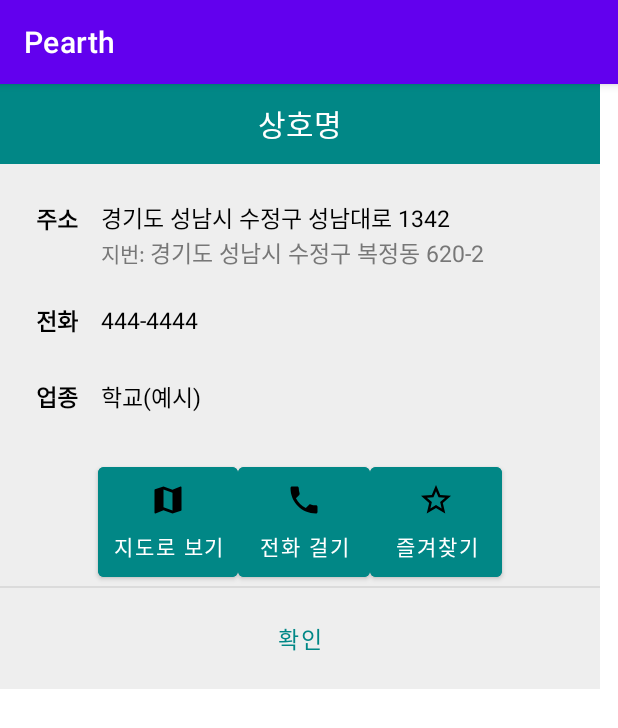
After one commit to ssoyeong/MobileProgramming, an Android app: the PopUpActivity screen opened directly, with no data from a screen before it, on a phone screen of 412 x 824 dp. The commit adds this screen. Shown: the top 728 px of the screen. Run offline under Robolectric (Android 15) with nearby library versions, the phone set to English and light mode, and no system bars.

Commit message:
Add activity_popup, fragment_listview, fragment_favorite xml files in map category.

```diff
--- a/app/build.gradle
+++ b/app/build.gradle
@@ -34,6 +34,7 @@ dependencies {
     implementation 'com.google.android.material:material:1.3.0'
     implementation 'androidx.constraintlayout:constraintlayout:2.0.4'
     implementation 'com.google.firebase:firebase-database:19.2.1'
+    implementation 'androidx.legacy:legacy-support-v4:1.0.0'
     testImplementation 'junit:junit:4.+'
     androidTestImplementation 'androidx.test.ext:junit:1.1.2'
     androidTestImplementation 'androidx.test.espresso:espresso-core:3.3.0'
--- a/app/src/main/AndroidManifest.xml
+++ b/app/src/main/AndroidManifest.xml
@@ -11,7 +11,8 @@
         android:roundIcon="@mipmap/ic_launcher_round"
         android:supportsRtl="true"
         android:theme="@style/Theme.Pearth">
-        <activity android:name=".activity_set_location"></activity>
+        <activity android:name=".PopUpActivity"></activity>
+        <activity android:name=".SetLocationActivity" />
         <activity android:name=".MainActivity">
             <intent-filter>
                 <action android:name="android.intent.action.MAIN" />
--- /dev/null
+++ b/app/src/main/java/gachon/mpclass/pearth/FavoriteFragment.java
@@ -0,0 +1,64 @@
+package gachon.mpclass.pearth;
+
+import android.os.Bundle;
+
+import androidx.fragment.app.Fragment;
+
+import android.view.LayoutInflater;
+import android.view.View;
+import android.view.ViewGroup;
+
+/**
+ * A simple {@link Fragment} subclass.
+ * Use the {@link FavoriteFragment#newInstance} factory method to
+ * create an instance of this fragment.
+ */
+public class FavoriteFragment extends Fragment {
+
+    // TODO: Rename parameter arguments, choose names that match
+    // the fragment initialization parameters, e.g. ARG_ITEM_NUMBER
+    private static final String ARG_PARAM1 = "param1";
+    private static final String ARG_PARAM2 = "param2";
+
+    // TODO: Rename and change types of parameters
+    private String mParam1;
+    private String mParam2;
+
+    public FavoriteFragment() {
+        // Required empty public constructor
+    }
+
+    /**
+     * Use this factory method to create a new instance of
+     * this fragment using the provided parameters.
+     *
+     * @param param1 Parameter 1.
+     * @param param2 Parameter 2.
+     * @return A new instance of fragment fragment_listview.
+     */
+    // TODO: Rename and change types and number of parameters
+    public static FavoriteFragment newInstance(String param1, String param2) {
+        FavoriteFragment fragment = new FavoriteFragment();
+        Bundle args = new Bundle();
+        args.putString(ARG_PARAM1, param1);
+        args.putString(ARG_PARAM2, param2);
+        fragment.setArguments(args);
+        return fragment;
+    }
+
+    @Override
+    public void onCreate(Bundle savedInstanceState) {
+        super.onCreate(savedInstanceState);
+        if (getArguments() != null) {
+            mParam1 = getArguments().getString(ARG_PARAM1);
+            mParam2 = getArguments().getString(ARG_PARAM2);
+        }
+    }
+
+    @Override
+    public View onCreateView(LayoutInflater inflater, ViewGroup container,
+                             Bundle savedInstanceState) {
+        // Inflate the layout for this fragment
+        return inflater.inflate(R.layout.fragment_favorite, container, false);
+    }
+}
--- /dev/null
+++ b/app/src/main/java/gachon/mpclass/pearth/ListViewFragment.java
@@ -0,0 +1,64 @@
+package gachon.mpclass.pearth;
+
+import android.os.Bundle;
+
+import androidx.fragment.app.Fragment;
+
+import android.view.LayoutInflater;
+import android.view.View;
+import android.view.ViewGroup;
+
+/**
+ * A simple {@link Fragment} subclass.
+ * Use the {@link ListViewFragment#newInstance} factory method to
+ * create an instance of this fragment.
+ */
+public class ListViewFragment extends Fragment {
+
+    // TODO: Rename parameter arguments, choose names that match
+    // the fragment initialization parameters, e.g. ARG_ITEM_NUMBER
+    private static final String ARG_PARAM1 = "param1";
+    private static final String ARG_PARAM2 = "param2";
+
+    // TODO: Rename and change types of parameters
+    private String mParam1;
+    private String mParam2;
+
+    public ListViewFragment() {
+        // Required empty public constructor
+    }
+
+    /**
+     * Use this factory method to create a new instance of
+     * this fragment using the provided parameters.
+     *
+     * @param param1 Parameter 1.
+     * @param param2 Parameter 2.
+     * @return A new instance of fragment fragment_listview.
+     */
+    // TODO: Rename and change types and number of parameters
+    public static ListViewFragment newInstance(String param1, String param2) {
+        ListViewFragment fragment = new ListViewFragment();
+        Bundle args = new Bundle();
+        args.putString(ARG_PARAM1, param1);
+        args.putString(ARG_PARAM2, param2);
+        fragment.setArguments(args);
+        return fragment;
+    }
+
+    @Override
+    public void onCreate(Bundle savedInstanceState) {
+        super.onCreate(savedInstanceState);
+        if (getArguments() != null) {
+            mParam1 = getArguments().getString(ARG_PARAM1);
+            mParam2 = getArguments().getString(ARG_PARAM2);
+        }
+    }
+
+    @Override
+    public View onCreateView(LayoutInflater inflater, ViewGroup container,
+                             Bundle savedInstanceState) {
+        // Inflate the layout for this fragment
+        return inflater.inflate(R.layout.fragment_listview, container, false);
+    }
+}
--- a/app/src/main/java/gachon/mpclass/pearth/activity_map.java
+++ b/app/src/main/java/gachon/mpclass/pearth/MapActivity.java
@@ -6,7 +6,7 @@ import android.os.Bundle;
 
 import com.google.android.material.bottomnavigation.BottomNavigationView;
 
-public class activity_map extends AppCompatActivity {
+public class MapActivity extends AppCompatActivity {
 
     @Override
     protected void onCreate(Bundle savedInstanceState) {
--- /dev/null
+++ b/app/src/main/java/gachon/mpclass/pearth/PopUpActivity.java
@@ -0,0 +1,14 @@
+package gachon.mpclass.pearth;
+
+import androidx.appcompat.app.AppCompatActivity;
+
+import android.os.Bundle;
+
+public class PopUpActivity extends AppCompatActivity {
+
+    @Override
+    protected void onCreate(Bundle savedInstanceState) {
+        super.onCreate(savedInstanceState);
+        setContentView(R.layout.activity_popup);
+    }
+}
--- a/app/src/main/java/gachon/mpclass/pearth/activity_set_location.java
+++ b/app/src/main/java/gachon/mpclass/pearth/SetLocationActivity.java
@@ -4,7 +4,7 @@ import androidx.appcompat.app.AppCompatActivity;
 
 import android.os.Bundle;
 
-public class activity_set_location extends AppCompatActivity {
+public class SetLocationActivity extends AppCompatActivity {
 
     @Override
     protected void onCreate(Bundle savedInstanceState) {
--- /dev/null
+++ b/app/src/main/res/drawable/ic_call_black_24dp.xml
@@ -0,0 +1,9 @@
+<vector xmlns:android="http://schemas.android.com/apk/res/android"
+        android:width="24dp"
+        android:height="24dp"
+        android:viewportWidth="24.0"
+        android:viewportHeight="24.0">
+    <path
+        android:fillColor="#FF000000"
+        android:pathData="M6.62,10.79c1.44,2.83 3.76,5.14 6.59,6.59l2.2,-2.2c0.27,-0.27 0.67,-0.36 1.02,-0.24 1.12,0.37 2.33,0.57 3.57,0.57 0.55,0 1,0.45 1,1V20c0,0.55 -0.45,1 -1,1 -9.39,0 -17,-7.61 -17,-17 0,-0.55 0.45,-1 1,-1h3.5c0.55,0 1,0.45 1,1 0,1.25 0.2,2.45 0.57,3.57 0.11,0.35 0.03,0.74 -0.25,1.02l-2.2,2.2z"/>
+</vector>
--- /dev/null
+++ b/app/src/main/res/drawable/ic_star_border_black_24dp.xml
@@ -0,0 +1,9 @@
+<vector xmlns:android="http://schemas.android.com/apk/res/android"
+        android:width="24dp"
+        android:height="24dp"
+        android:viewportWidth="24.0"
+        android:viewportHeight="24.0">
+    <path
+        android:fillColor="#FF000000"
+        android:pathData="M22,9.24l-7.19,-0.62L12,2 9.19,8.63 2,9.24l5.46,4.73L5.82,21 12,17.27 18.18,21l-1.63,-7.03L22,9.24zM12,15.4l-3.76,2.27 1,-4.28 -3.32,-2.88 4.38,-0.38L12,6.1l1.71,4.04 4.38,0.38 -3.32,2.88 1,4.28L12,15.4z"/>
+</vector>
--- a/app/src/main/res/layout/activity_map.xml
+++ b/app/src/main/res/layout/activity_map.xml
@@ -11,7 +11,7 @@
         android:layout_width="match_parent"
         android:layout_height="wrap_content"
         android:layout_alignParentTop="true"
-        android:background="@color/teal_200"
+        android:background="@color/teal_700"
         android:minHeight="?attr/actionBarSize"
         app:popupTheme="@style/ThemeOverlay.AppCompat.Light">
 
@@ -22,7 +22,7 @@
             android:layout_gravity="center"
             android:layout_marginLeft="20dp"
             android:layout_weight="1"
-            android:background="@color/teal_700"
+            android:backgroundTint="@color/teal_200"
             android:textColor="#000000"
             android:textSize="20dp" />
 
--- /dev/null
+++ b/app/src/main/res/layout/activity_popup.xml
@@ -0,0 +1,243 @@
+<?xml version="1.0" encoding="utf-8"?>
+<LinearLayout
+    xmlns:android="http://schemas.android.com/apk/res/android"
+    xmlns:app="http://schemas.android.com/apk/res-auto"
+    android:layout_width="400dp"
+    android:layout_height="wrap_content"
+    android:background="#eeeeee"
+    android:orientation="vertical">
+
+    <LinearLayout
+        android:layout_width="match_parent"
+        android:layout_height="wrap_content"
+        android:orientation="horizontal"
+        android:gravity="center"
+        android:background="@color/teal_700">
+
+        <TextView
+            android:id="@+id/store_name"
+            android:layout_width="match_parent"
+            android:layout_height="53dp"
+            android:gravity="center"
+            android:text="상호명"
+            android:textColor="@color/white"
+            android:textSize="20sp" />
+
+    </LinearLayout>
+
+    <LinearLayout
+        android:layout_width="match_parent"
+        android:layout_height="wrap_content"
+        android:orientation="vertical">
+
+        <LinearLayout
+            android:layout_width="match_parent"
+            android:layout_height="wrap_content"
+            android:orientation="horizontal"
+            android:paddingLeft="24dp"
+            android:paddingTop="24dp"
+            android:paddingRight="24dp">
+
+            <LinearLayout
+                android:layout_width="wrap_content"
+                android:layout_height="match_parent"
+                android:orientation="vertical"
+                android:gravity="center_vertical">
+
+                <TextView
+                    android:layout_width="match_parent"
+                    android:layout_height="wrap_content"
+                    android:layout_gravity="center"
+                    android:gravity="center"
+                    android:text="주소"
+                    android:textStyle="bold"
+                    android:textColor="@color/black"
+                    android:textSize="15dp"/>
+
+                <TextView
+                    android:layout_width="match_parent"
+                    android:layout_height="wrap_content"
+                    android:layout_gravity="center"
+                    android:gravity="center"
+                    android:text=""
+                    android:textStyle="bold"
+                    android:textColor="@color/black"
+                    android:textSize="15dp"/>
+
+
+            </LinearLayout>
+
+            <LinearLayout
+                android:layout_width="match_parent"
+                android:layout_height="wrap_content"
+                android:orientation="vertical">
+
+                <TextView
+                    android:id="@+id/store_roadAddr"
+                    android:layout_width="match_parent"
+                    android:layout_height="wrap_content"
+                    android:ellipsize="end"
+                    android:maxLines="1"
+                    android:gravity="center|left"
+                    android:paddingLeft="15dp"
+                    android:text="경기도 성남시 수정구 성남대로 1342"
+                    android:textColor="@color/black"
+                    android:textSize="15sp" />
+                <LinearLayout
+                    android:layout_width="match_parent"
+                    android:layout_height="wrap_content"
+                    android:orientation="horizontal">
+                    <TextView
+                        android:layout_width="wrap_content"
+                        android:layout_height="wrap_content"
+                        android:paddingLeft="15dp"
+                        android:textColor="#777"
+                        android:text="지번: "/>
+                    <TextView
+                        android:id="@+id/store_addr"
+                        android:layout_width="match_parent"
+                        android:layout_height="wrap_content"
+                        android:gravity="left"
+                        android:ellipsize="end"
+                        android:maxLines="1"
+                        android:text="경기도 성남시 수정구 복정동 620-2"
+                        android:textColor="#777"
+                        android:textSize="15sp" />
+                </LinearLayout>
+            </LinearLayout>
+        </LinearLayout>
+
+
+        <LinearLayout
+            android:layout_width="match_parent"
+            android:layout_height="wrap_content"
+            android:orientation="horizontal"
+            android:gravity="center_vertical"
+            android:paddingLeft="24dp"
+            android:paddingTop="24dp"
+            android:paddingRight="24dp">
+
+            <TextView
+                android:layout_width="wrap_content"
+                android:layout_height="match_parent"
+                android:layout_gravity="center"
+                android:layout_marginBottom="3dp"
+                android:gravity="center_vertical"
+                android:text="전화"
+                android:textStyle="bold"
+                android:textColor="@color/black"
+                android:textSize="15dp"/>
+
+            <TextView
+                android:id="@+id/store_tel"
+                android:layout_width="match_parent"
+                android:layout_height="match_parent"
+                android:layout_marginBottom="3dp"
+                android:gravity="center_vertical"
+                android:paddingLeft="15dp"
+                android:text="444-4444"
+                android:textColor="@color/black"
+                android:textSize="15dp" />
+
+        </LinearLayout>
+
+        <LinearLayout
+            android:layout_width="match_parent"
+            android:layout_height="wrap_content"
+            android:orientation="horizontal"
+            android:gravity="center_vertical"
+            android:paddingLeft="24dp"
+            android:paddingTop="24dp"
+            android:paddingRight="24dp">
+
+            <TextView
+
+                android:layout_width="wrap_content"
+                android:layout_height="match_parent"
+                android:layout_gravity="center"
+                android:layout_marginBottom="3dp"
+                android:gravity="center"
+                android:text="업종"
+                android:textStyle="bold"
+                android:textColor="@color/black"
+                android:textSize="15dp"/>
+
+
+            <TextView
+                android:id="@+id/store_type"
+                android:layout_width="match_parent"
+                android:layout_height="match_parent"
+                android:layout_marginBottom="3dp"
+                android:gravity="center|left"
+                android:paddingLeft="15dp"
+                android:text="학교(예시)"
+                android:textColor="@color/black"
+                android:textSize="15dp" />
+
+        </LinearLayout>
+
+        <LinearLayout
+            android:layout_width="match_parent"
+            android:layout_height="wrap_content"
+            android:gravity="center"
+            android:orientation="horizontal"
+            android:paddingTop="24dp">
+
+            <Button
+                android:id="@+id/map_btn"
+                android:layout_width="wrap_content"
+                android:layout_height="match_parent"
+                android:backgroundTint="@color/teal_700"
+                android:drawableTop="@drawable/ic_map_black_24dp"
+                android:padding='10dp'
+                android:layout_gravity="center"
+                android:text="지도로 보기" />
+
+            <Button
+                android:id="@+id/call_btn"
+                android:layout_width="wrap_content"
+                android:layout_height="match_parent"
+                android:backgroundTint="@color/teal_700"
+                android:drawableTop="@drawable/ic_call_black_24dp"
+                android:padding='10dp'
+                android:layout_gravity="center"
+                android:text="전화 걸기" />
+
+            <Button
+                android:id="@+id/favorite_btn"
+                android:layout_width="wrap_content"
+                android:layout_height="match_parent"
+                android:drawableTop="@drawable/ic_star_border_black_24dp"
+                android:backgroundTint="@color/teal_700"
+                android:padding='10dp'
+                android:layout_gravity="center"
+                android:text = "즐겨찾기"/>
+
+        </LinearLayout>
+
+    </LinearLayout>
+
+
+    <View
+        android:layout_width="match_parent"
+        android:layout_height="1dp"
+        android:background="#66bdbdbd" />
+
+    <LinearLayout
+        android:layout_width="match_parent"
+        android:layout_height="wrap_content"
+        android:gravity="center">
+
+        <Button
+            android:id="@+id/ok_btn"
+            android:layout_width="match_parent"
+            android:layout_height="match_parent"
+            android:background="#00000000"
+            android:gravity="center"
+            android:padding="16dp"
+            android:text="확인"
+            android:textColor="@color/teal_700"
+            android:textSize="15dp" />
+
+    </LinearLayout>
+</LinearLayout>
--- a/app/src/main/res/layout/activity_set_location.xml
+++ b/app/src/main/res/layout/activity_set_location.xml
@@ -4,7 +4,7 @@
     xmlns:tools="http://schemas.android.com/tools"
     android:layout_width="match_parent"
     android:layout_height="match_parent"
-    tools:context=".ChangeAreaActivity"
+    tools:context=".SetLocationActivity"
     android:orientation="vertical">
 
     <androidx.appcompat.widget.Toolbar
--- /dev/null
+++ b/app/src/main/res/layout/fragment_listview.xml
@@ -0,0 +1,23 @@
+<?xml version="1.0" encoding="utf-8"?>
+<LinearLayout
+    xmlns:android="http://schemas.android.com/apk/res/android"
+    android:layout_width="match_parent"
+    android:layout_height="match_parent"
+    android:orientation="vertical">
+
+
+    <ScrollView
+        android:id="@+id/scrollView"
+        android:layout_width="match_parent"
+        android:layout_height="wrap_content"
+        android:layout_weight="1"
+        android:fillViewport="true">
+
+        <ListView
+            android:id="@+id/listView"
+            android:layout_width="match_parent"
+            android:layout_height="match_parent" />
+
+    </ScrollView>
+
+</LinearLayout>
```
Also changed, not shown: app/src/main/res/values/strings.xml (indentation only).
